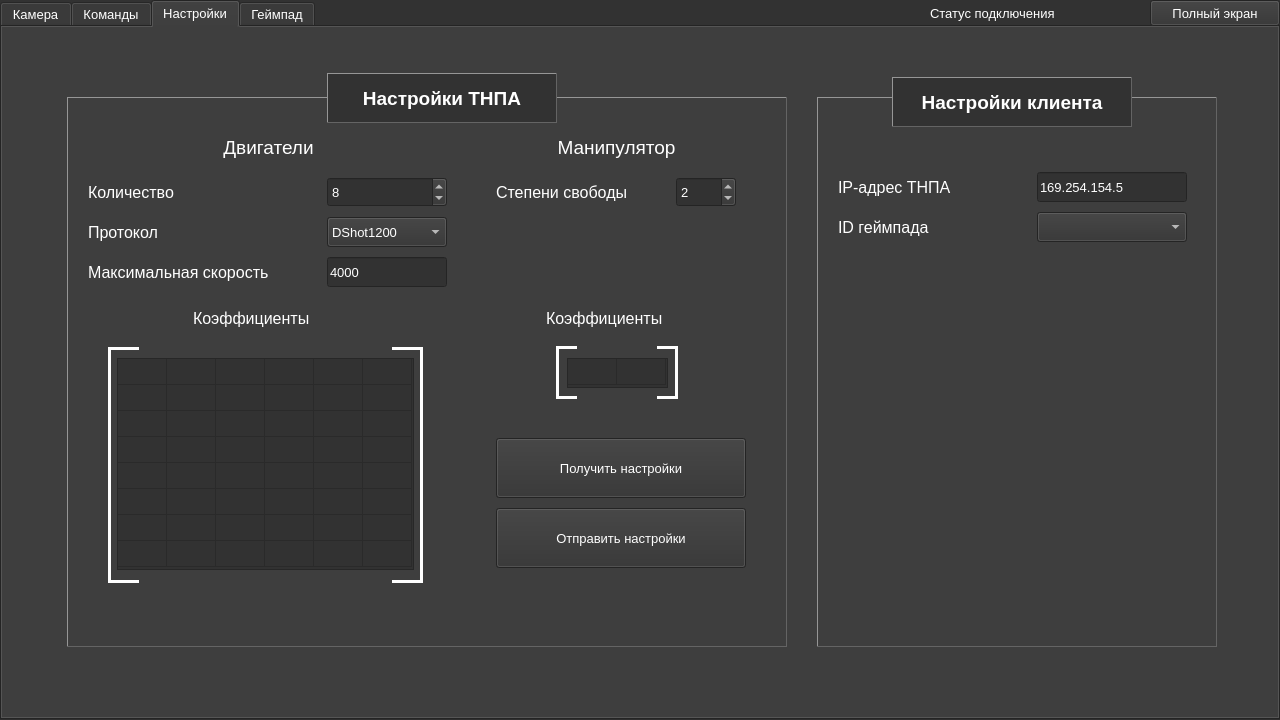
The window that src/MainWindow/MainWindow.ui (PolarStarWalker/PolarUV-client) describes before a commit, drawn with Qt 5.
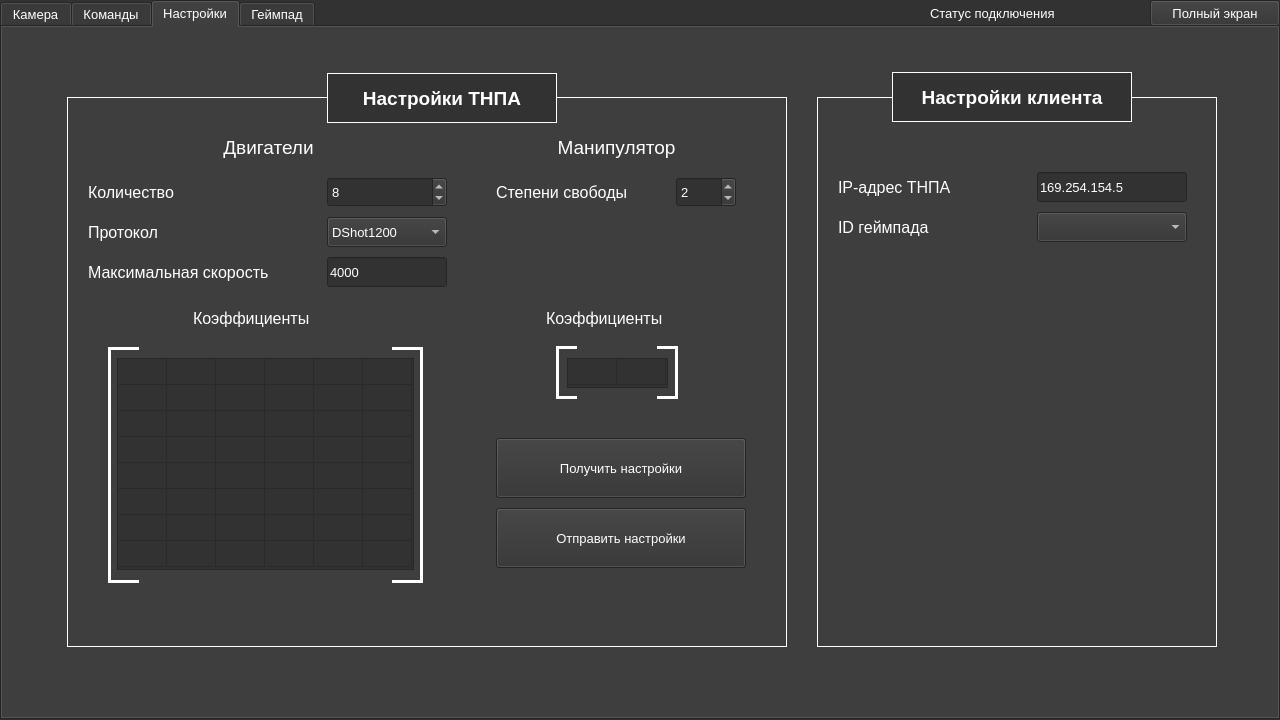
The same window after the commit. The open tabs and pages were chosen to show the change. Icons and pictures are not drawn.

Commit message: Кружок статуса и его обновление с частотой в 60 Гц

The edit to the form file:
```diff
--- a/src/MainWindow/MainWindow.ui
+++ b/src/MainWindow/MainWindow.ui
@@ -1671,7 +1671,7 @@
         <enum>QFrame::Panel</enum>
        </property>
        <property name="frameShadow">
-        <enum>QFrame::Raised</enum>
+        <enum>QFrame::Plain</enum>
        </property>
        <property name="lineWidth">
         <number>1</number>
@@ -1727,6 +1727,12 @@
         <bold>true</bold>
        </font>
       </property>
+      <property name="autoFillBackground">
+       <bool>true</bool>
+      </property>
+      <property name="frameShape">
+       <enum>QFrame::Panel</enum>
+      </property>
       <property name="text">
        <string>Настройки ТНПА</string>
       </property>
@@ -1734,28 +1740,6 @@
        <set>Qt::AlignCenter</set>
       </property>
      </widget>
-     <widget class="QFrame" name="RobotSettingsLabelFrame">
-      <property name="geometry">
-       <rect>
-        <x>325</x>
-        <y>46</y>
-        <width>230</width>
-        <height>50</height>
-       </rect>
-      </property>
-      <property name="autoFillBackground">
-       <bool>true</bool>
-      </property>
-      <property name="frameShape">
-       <enum>QFrame::Panel</enum>
-      </property>
-      <property name="frameShadow">
-       <enum>QFrame::Raised</enum>
-      </property>
-      <property name="lineWidth">
-       <number>1</number>
-      </property>
-     </widget>
      <widget class="QWidget" name="ClientSettingsWidget" native="true">
       <property name="geometry">
        <rect>
@@ -1799,7 +1783,7 @@
         <enum>QFrame::Panel</enum>
        </property>
        <property name="frameShadow">
-        <enum>QFrame::Raised</enum>
+        <enum>QFrame::Plain</enum>
        </property>
        <widget class="QLineEdit" name="IPEdit">
         <property name="geometry">
@@ -1853,33 +1837,11 @@
       <zorder>MotorsQuantityLabel_4</zorder>
       <zorder>MotorsQuantityLabel_5</zorder>
      </widget>
-     <widget class="QFrame" name="ClientSettingsLabelFrame">
-      <property name="geometry">
-       <rect>
-        <x>890</x>
-        <y>50</y>
-        <width>240</width>
-        <height>50</height>
-       </rect>
-      </property>
-      <property name="autoFillBackground">
-       <bool>true</bool>
-      </property>
-      <property name="frameShape">
-       <enum>QFrame::Panel</enum>
-      </property>
-      <property name="frameShadow">
-       <enum>QFrame::Raised</enum>
-      </property>
-      <property name="lineWidth">
-       <number>1</number>
-      </property>
-     </widget>
      <widget class="QLabel" name="ClientSettingsLabel">
       <property name="geometry">
        <rect>
         <x>890</x>
-        <y>50</y>
+        <y>45</y>
         <width>240</width>
         <height>50</height>
        </rect>
@@ -1892,6 +1854,12 @@
         <bold>true</bold>
        </font>
       </property>
+      <property name="autoFillBackground">
+       <bool>true</bool>
+      </property>
+      <property name="frameShape">
+       <enum>QFrame::Panel</enum>
+      </property>
       <property name="text">
        <string>Настройки клиента</string>
       </property>
```
Left out of the diff: 41 changed lines with no effect on the pictures. The commit also changes 2 other files.
